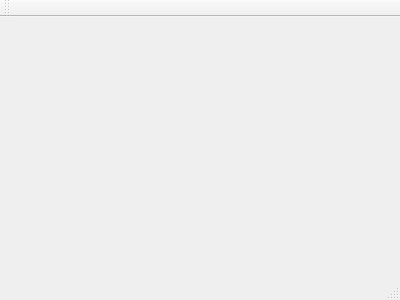
Before: the Qt Designer form Connections/mainwindow.ui in janderkkotlarski/Dark_Hypersquare, drawn with Qt 5.
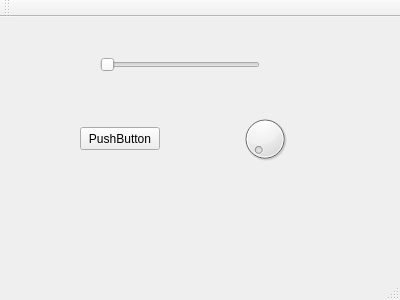
After: the same form once the commit is applied.

Diff of the .ui file:
```diff
--- a/Connections/mainwindow.ui
+++ b/Connections/mainwindow.ui
@@ -13,7 +13,44 @@
   <property name="windowTitle">
    <string>MainWindow</string>
   </property>
-  <widget class="QWidget" name="centralWidget"/>
+  <widget class="QWidget" name="centralWidget">
+   <widget class="QPushButton" name="pushButton">
+    <property name="geometry">
+     <rect>
+      <x>80</x>
+      <y>110</y>
+      <width>80</width>
+      <height>23</height>
+     </rect>
+    </property>
+    <property name="text">
+     <string>PushButton</string>
+    </property>
+   </widget>
+   <widget class="QDial" name="dial">
+    <property name="geometry">
+     <rect>
+      <x>240</x>
+      <y>90</y>
+      <width>50</width>
+      <height>64</height>
+     </rect>
+    </property>
+   </widget>
+   <widget class="QSlider" name="horizontalSlider">
+    <property name="geometry">
+     <rect>
+      <x>100</x>
+      <y>40</y>
+      <width>160</width>
+      <height>16</height>
+     </rect>
+    </property>
+    <property name="orientation">
+     <enum>Qt::Horizontal</enum>
+    </property>
+   </widget>
+  </widget>
   <widget class="QMenuBar" name="menuBar">
    <property name="geometry">
     <rect>
```
